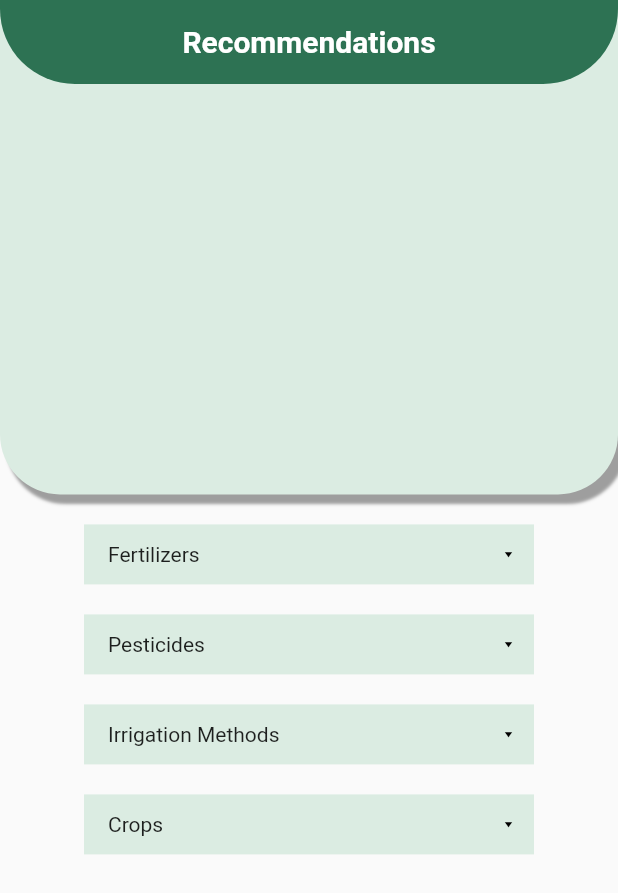
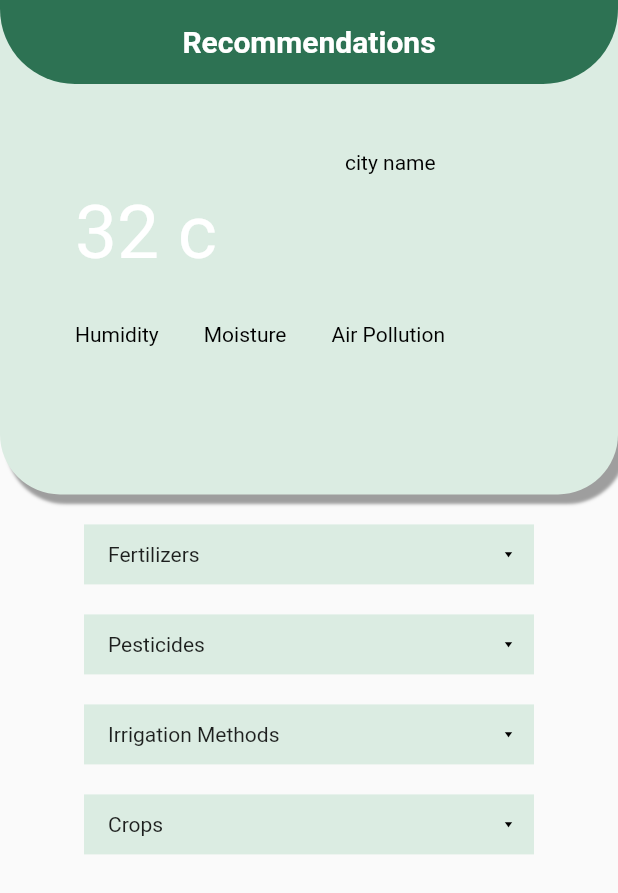
Before and after one commit to Krishi-Gyan/Krishi-Gyan-App, a Flutter app: the Recommendation screen opened directly, on a phone screen of 412 x 824 dp. Shown: the top 893 px of the screen. Run offline on Flutter 3.47's test engine with Material 2 defaults, Android fonts, the phone set to English and light mode, and no system bars; our stand-ins replace font_awesome_flutter, google_fonts; missing offline and left inert: menu_button.

Commit message:
edited recommendation page

```diff
--- a/lib/screens/landing_page.dart
+++ b/lib/screens/landing_page.dart
@@ -22,6 +22,7 @@ class _LandingPageState extends State<LandingPage> {
           children: [
             Container(
               width: MediaQuery.of(context).size.width,
+              height: MediaQuery.of(context).size.height * 0.83,
               decoration: const BoxDecoration(
                 color: lightGreen,
                 borderRadius: BorderRadius.only(
@@ -41,6 +42,7 @@ class _LandingPageState extends State<LandingPage> {
                 ],
               ),
               child: Column(
+                mainAxisAlignment: MainAxisAlignment.spaceBetween,
                 children: [
                   const SizedBox(height: 60),
                   const Text(
--- a/lib/screens/recommendation.dart
+++ b/lib/screens/recommendation.dart
@@ -67,6 +67,72 @@ class _RecommendationState extends State<Recommendation> {
                       ),
                     ),
                   ],
+                ),
+                child: Container(
+                  padding:
+                      const EdgeInsets.symmetric(horizontal: 50, vertical: 20),
+                  child: Column(
+                    crossAxisAlignment: CrossAxisAlignment.start,
+                    children: [
+                      const SizedBox(
+                        height: 80,
+                      ),
+                      Row(
+                        children: const [
+                          SizedBox(
+                            width: 180,
+                          ),
+                          Text(
+                            'city name',
+                            style: TextStyle(
+                              color: Colors.black,
+                            ),
+                          ),
+                        ],
+                      ),
+                      const SizedBox(
+                        height: 10,
+                      ),
+                      const Text(
+                        '32 c',
+                        style: TextStyle(
+                          color: Colors.white,
+                          fontSize: 50,
+                        ),
+                      ),
+                      const SizedBox(
+                        height: 30,
+                      ),
+                      Row(
+                        children: const [
+                          Text(
+                            'Humidity',
+                            style: TextStyle(
+                              color: Colors.black,
+                            ),
+                          ),
+                          SizedBox(
+                            width: 30,
+                          ),
+                          Text(
+                            'Moisture',
+                            style: TextStyle(
+                              color: Colors.black,
+                            ),
+                          ),
+                          SizedBox(
+                            width: 30,
+                          ),
+                          Text(
+                            'Air Pollution',
+                            style: TextStyle(
+                              color: Colors.black,
+                            ),
+                          ),
+                        ],
+                      ),
+                    ],
+                  ),
                 ),
               ),
               const SizedBox(
--- a/lib/screens/sign-in-page.dart
+++ b/lib/screens/sign-in-page.dart
@@ -185,7 +185,7 @@ class _LoginPageState extends State<LoginPage> {
                               size: 45,
                             ),
                           ),
-                        )
+                        ),
                       ],
                     ),
                   ],
```
Also changed, not shown: lib/screens/mandi.dart (+5 -2 lines).
